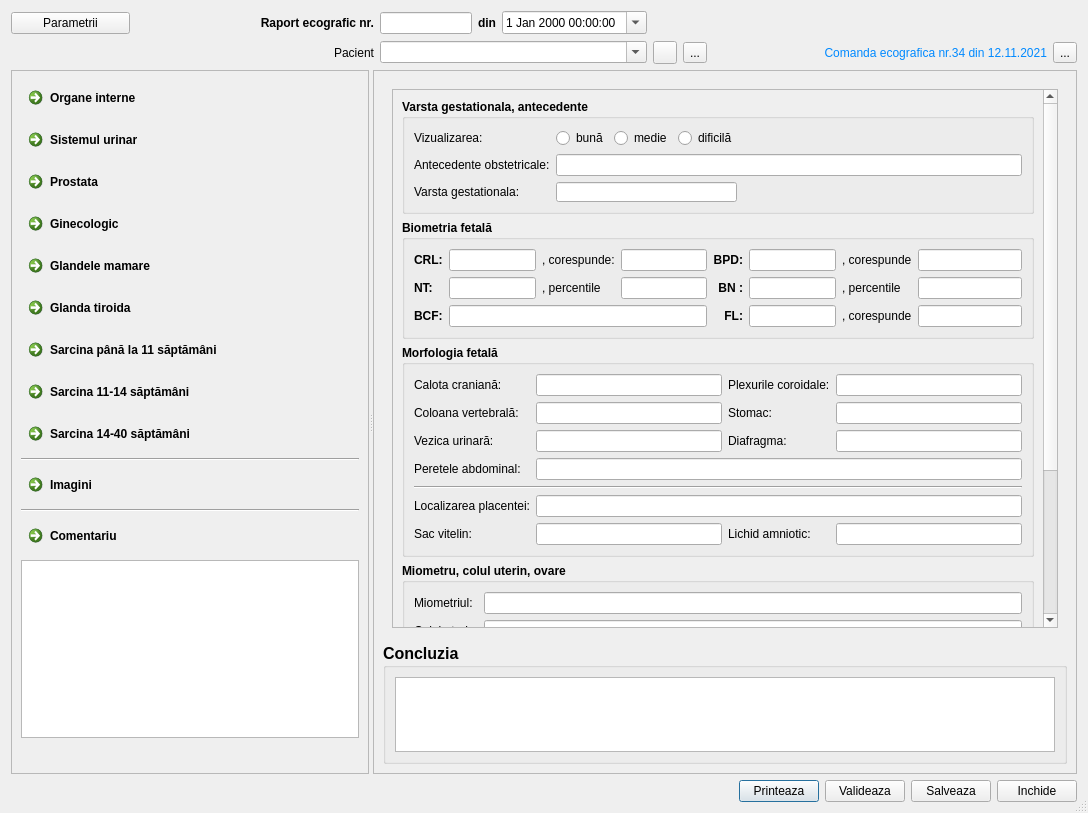
debalex77/USG, file docs/docreportecho.ui: the form before one commit.
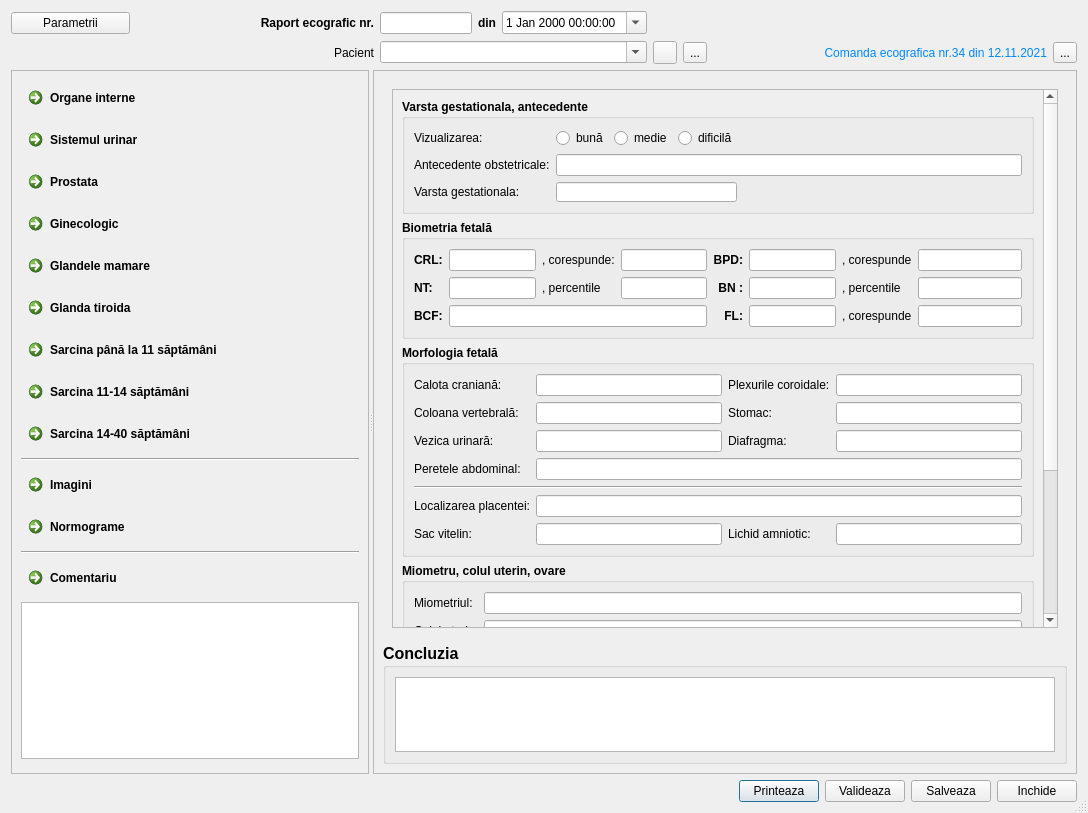
The form after the commit. The open tabs and pages were chosen to show the change. Icons and pictures are not drawn.

Commit message: release 2.0.6 / normograms

Diff of the .ui file:
```diff
--- a/docs/docreportecho.ui
+++ b/docs/docreportecho.ui
@@ -337,6 +337,17 @@
          </property>
         </widget>
        </item>
+       <item>
+        <widget class="QCommandLinkButton" name="btnNormograms">
+         <property name="text">
+          <string>Normograme</string>
+         </property>
+         <property name="icon">
+          <iconset resource="../resource.qrc">
+           <normaloff>:/img/normograma.png</normaloff>:/img/normograma.png</iconset>
+         </property>
+        </widget>
+       </item>
        <item>
         <widget class="Line" name="line_3">
          <property name="orientation">
```
Left out of the diff: 270 changed lines with no effect on the pictures. The commit also changes 21 other files.
